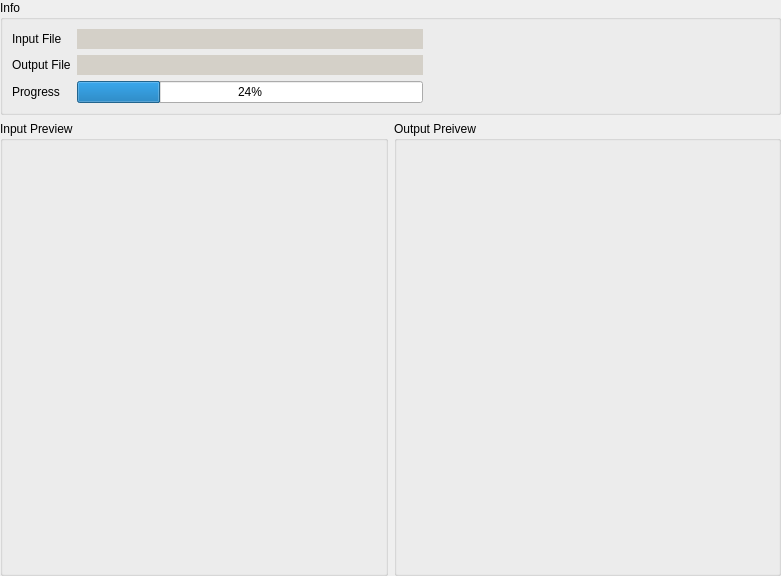
Qt form Include/iqtfpf/CProcessingItemGuiComp.ui (naskin-gmg/AcfSln) before a commit.
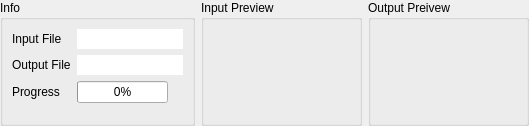
The same form after that commit.

What changed in the file:
```diff
--- a/Include/iqtfpf/CProcessingItemGuiComp.ui
+++ b/Include/iqtfpf/CProcessingItemGuiComp.ui
@@ -6,14 +6,14 @@
    <rect>
     <x>0</x>
     <y>0</y>
-    <width>781</width>
-    <height>576</height>
+    <width>529</width>
+    <height>126</height>
    </rect>
   </property>
   <property name="windowTitle">
    <string>Form</string>
   </property>
-  <layout class="QVBoxLayout" name="verticalLayout" stretch="0,4">
+  <layout class="QHBoxLayout" name="horizontalLayout_2">
    <property name="margin">
     <number>0</number>
    </property>
@@ -22,6 +22,8 @@
      <property name="title">
       <string>Info</string>
      </property>
+     <layout class="QVBoxLayout" name="verticalLayout">
+      <item>
      <layout class="QGridLayout" name="gridLayout">
       <item row="0" column="0">
        <widget class="QLabel" name="label">
@@ -35,42 +37,11 @@
         <property name="enabled">
          <bool>true</bool>
         </property>
-        <property name="palette">
-         <palette>
-          <active>
-           <colorrole role="Base">
-            <brush brushstyle="SolidPattern">
-             <color alpha="255">
-              <red>212</red>
-              <green>208</green>
-              <blue>200</blue>
-             </color>
-            </brush>
-           </colorrole>
-          </active>
-          <inactive>
-           <colorrole role="Base">
-            <brush brushstyle="SolidPattern">
-             <color alpha="255">
-              <red>212</red>
-              <green>208</green>
-              <blue>200</blue>
-             </color>
-            </brush>
-           </colorrole>
-          </inactive>
-          <disabled>
-           <colorrole role="Base">
-            <brush brushstyle="SolidPattern">
-             <color alpha="255">
-              <red>212</red>
-              <green>208</green>
-              <blue>200</blue>
-             </color>
-            </brush>
-           </colorrole>
-          </disabled>
-         </palette>
+          <property name="sizePolicy">
+           <sizepolicy hsizetype="Maximum" vsizetype="Fixed">
+            <horstretch>0</horstretch>
+            <verstretch>0</verstretch>
+           </sizepolicy>
         </property>
         <property name="frame">
          <bool>false</bool>
@@ -92,42 +63,11 @@
         <property name="enabled">
          <bool>true</bool>
         </property>
-        <property name="palette">
-         <palette>
-          <active>
-           <colorrole role="Base">
-            <brush brushstyle="SolidPattern">
-             <color alpha="255">
-              <red>212</red>
-              <green>208</green>
-              <blue>200</blue>
-             </color>
-            </brush>
-           </colorrole>
-          </active>
-          <inactive>
-           <colorrole role="Base">
-            <brush brushstyle="SolidPattern">
-             <color alpha="255">
-              <red>212</red>
-              <green>208</green>
-              <blue>200</blue>
-             </color>
-            </brush>
-           </colorrole>
-          </inactive>
-          <disabled>
-           <colorrole role="Base">
-            <brush brushstyle="SolidPattern">
-             <color alpha="255">
-              <red>212</red>
-              <green>208</green>
-              <blue>200</blue>
-             </color>
-            </brush>
-           </colorrole>
-          </disabled>
-         </palette>
+          <property name="sizePolicy">
+           <sizepolicy hsizetype="Maximum" vsizetype="Fixed">
+            <horstretch>0</horstretch>
+            <verstretch>0</verstretch>
+           </sizepolicy>
         </property>
         <property name="frame">
          <bool>false</bool>
@@ -146,20 +86,28 @@
       </item>
       <item row="2" column="1">
        <widget class="QProgressBar" name="progressBar">
+          <property name="sizePolicy">
+           <sizepolicy hsizetype="Maximum" vsizetype="Fixed">
+            <horstretch>0</horstretch>
+            <verstretch>0</verstretch>
+           </sizepolicy>
+          </property>
         <property name="value">
-         <number>24</number>
+           <number>0</number>
         </property>
        </widget>
       </item>
-      <item row="0" column="2">
-       <spacer name="horizontalSpacer">
+       </layout>
+      </item>
+      <item>
+       <spacer name="verticalSpacer">
         <property name="orientation">
-         <enum>Qt::Horizontal</enum>
+         <enum>Qt::Vertical</enum>
         </property>
         <property name="sizeHint" stdset="0">
          <size>
-          <width>40</width>
-          <height>20</height>
+          <width>20</width>
+          <height>13</height>
          </size>
         </property>
        </spacer>
@@ -171,16 +119,30 @@
     <layout class="QHBoxLayout" name="horizontalLayout">
      <item>
       <widget class="QGroupBox" name="InputPreviewFrame">
+       <property name="sizePolicy">
+        <sizepolicy hsizetype="Expanding" vsizetype="Preferred">
+         <horstretch>0</horstretch>
+         <verstretch>0</verstretch>
+        </sizepolicy>
+       </property>
        <property name="title">
         <string>Input Preview</string>
        </property>
+       <layout class="QVBoxLayout" name="verticalLayout_2"/>
       </widget>
      </item>
      <item>
       <widget class="QGroupBox" name="OutputPreviewFrame">
+       <property name="sizePolicy">
+        <sizepolicy hsizetype="Expanding" vsizetype="Preferred">
+         <horstretch>0</horstretch>
+         <verstretch>0</verstretch>
+        </sizepolicy>
+       </property>
        <property name="title">
         <string>Output Preivew</string>
        </property>
+       <layout class="QVBoxLayout" name="verticalLayout_4"/>
       </widget>
      </item>
     </layout>
```
Lines whose indentation alone changed are shown as unchanged.
